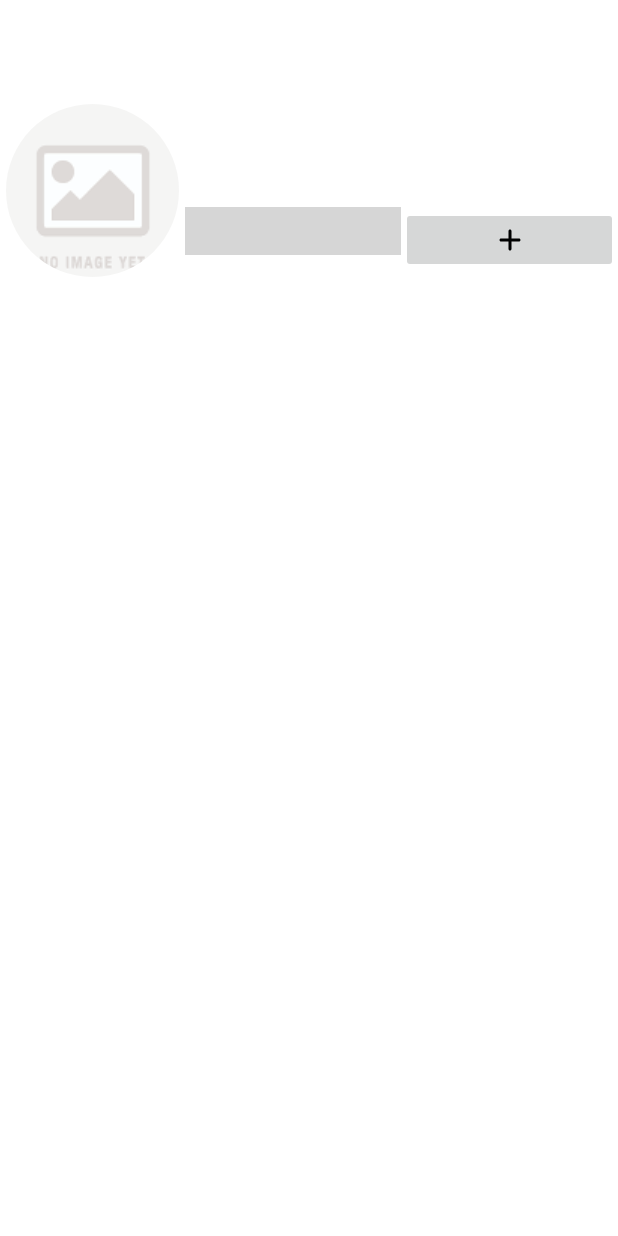
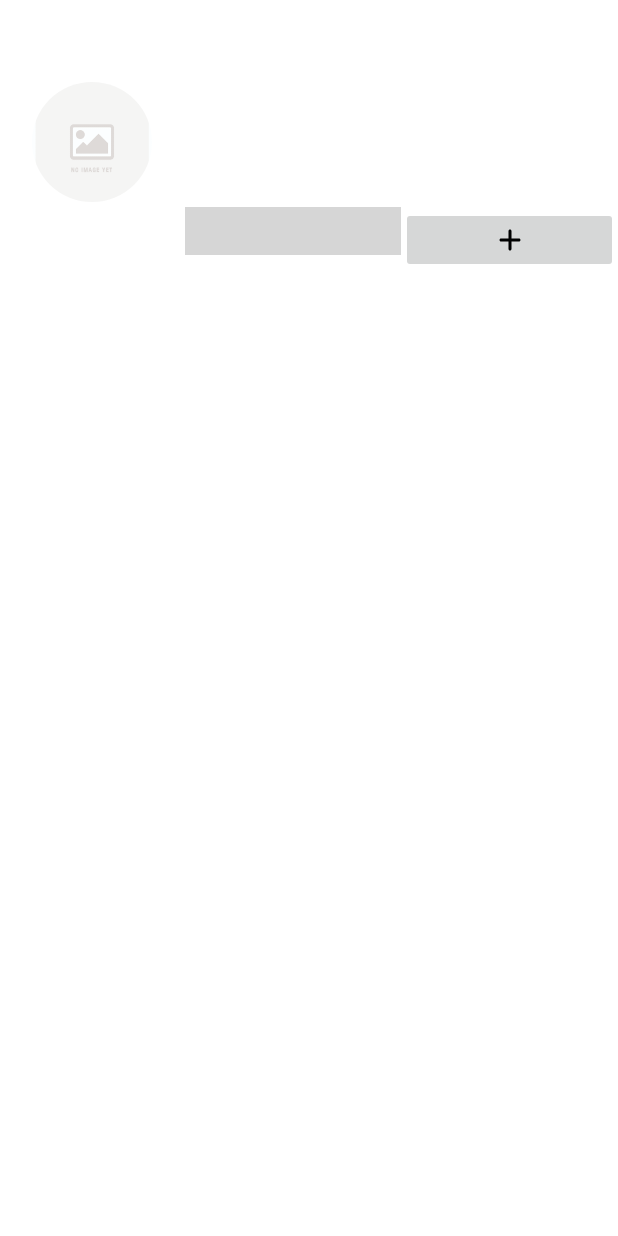
Before and after one commit to itachi1611/product_client_android_402, an Android app: the layout item_product.xml on its own in the app's theme, with its tools: preview values and no code run, on a phone screen of 412 x 824 dp. Run offline under Robolectric (Android 15) with nearby library versions, the phone set to English and light mode, and no system bars; plain views replace NumberPicker; network calls fail; grey boxes are pictures that could not be loaded.

Commit message:
Change layout for item_product

```diff
--- a/app/src/main/res/layout/item_product.xml
+++ b/app/src/main/res/layout/item_product.xml
@@ -13,12 +13,13 @@
         android:layout_width="0dp"
         android:layout_height="match_parent"
         android:layout_weight="3"
+        android:gravity="center"
         android:padding="4dp">
 
         <de.hdodenhof.circleimageview.CircleImageView
             android:id="@+id/ivProduct"
-            android:layout_width="match_parent"
-            android:layout_height="match_parent"
+            android:layout_width="80dp"
+            android:layout_height="80dp"
             android:src="@drawable/ic_no_image"/>
 
     </LinearLayout>
```
